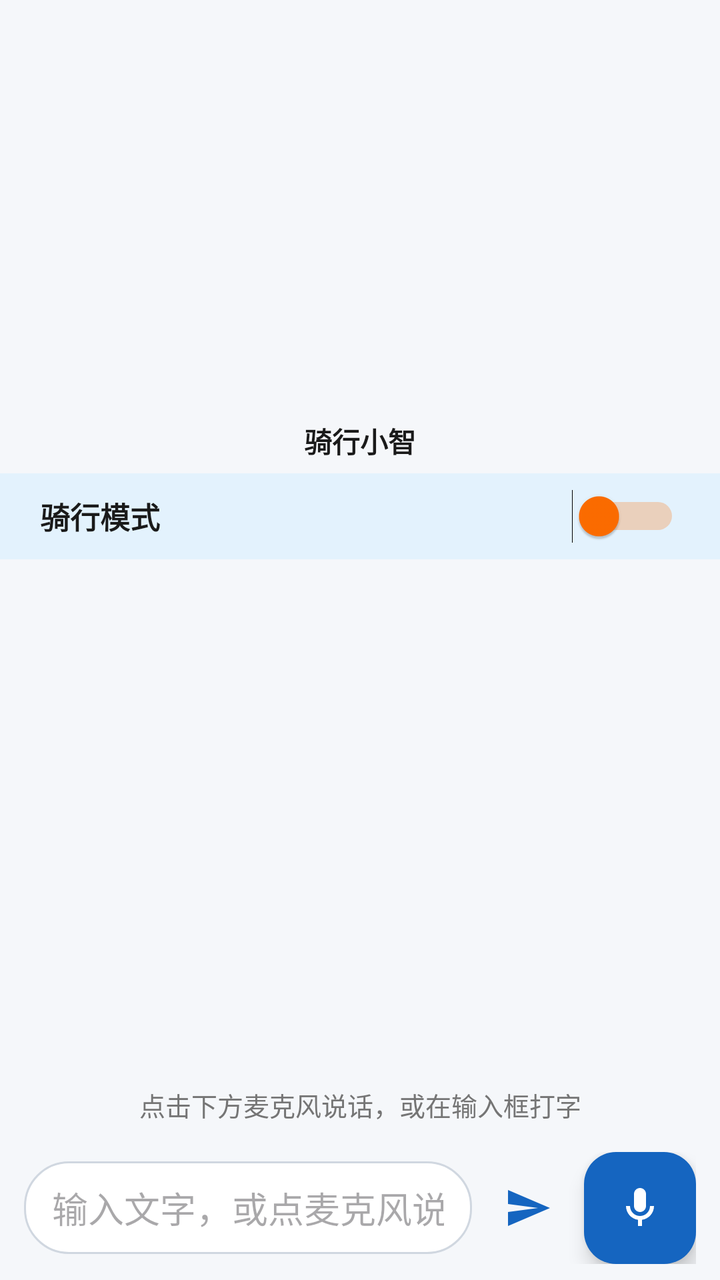
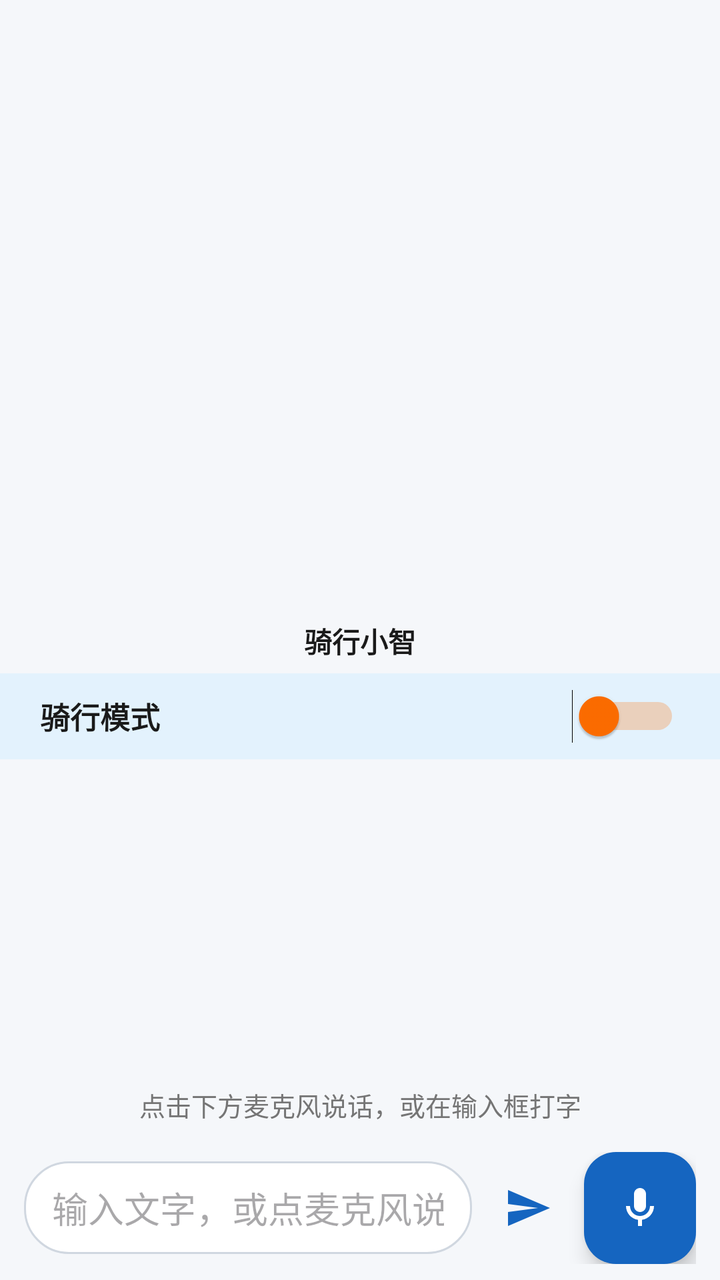

An Android layout rendered at two revisions. The XML below is the earlier revision; the diff shows what the commit changed to produce the second picture.
<!-- AndroidManifest.xml: application theme Theme.RidingCompanion -->
<!-- res/layout/fragment_chat.xml -->
<?xml version="1.0" encoding="utf-8"?>
<LinearLayout xmlns:android="http://schemas.android.com/apk/res/android"
    xmlns:app="http://schemas.android.com/apk/res-auto"
    android:layout_width="match_parent" android:layout_height="match_parent"
    android:orientation="vertical" android:background="@color/bg">

    <FrameLayout android:layout_width="match_parent" android:layout_height="wrap_content"
        android:paddingTop="8dp" android:paddingBottom="2dp" android:clipChildren="false">
        <View android:id="@+id/avatarGlow" android:layout_width="200dp" android:layout_height="200dp"
            android:layout_gravity="center" android:background="@drawable/bg_avatar_glow" android:alpha="0" />
        <FrameLayout android:id="@+id/avatarContainer" android:layout_width="200dp"
            android:layout_height="wrap_content" android:layout_gravity="center">
            <ImageView android:id="@+id/avatarClosed" android:layout_width="match_parent"
                android:layout_height="wrap_content" android:adjustViewBounds="true"
                android:contentDescription="虚拟形象闭嘴" />
            <ImageView android:id="@+id/avatarOpen" android:layout_width="match_parent"
                android:layout_height="wrap_content" android:adjustViewBounds="true"
                android:alpha="0" android:contentDescription="虚拟形象张嘴" />
        </FrameLayout>
    </FrameLayout>

    <TextView android:id="@+id/avatarName" android:layout_width="match_parent" android:layout_height="wrap_content"
        android:gravity="center" android:text="骑行小智" android:textSize="14sp" android:textStyle="bold"
        android:textColor="@color/text_primary" android:paddingBottom="6dp" />

    <LinearLayout android:layout_width="match_parent" android:layout_height="wrap_content"
        android:orientation="horizontal" android:gravity="center_vertical"
        android:paddingHorizontal="20dp" android:paddingVertical="8dp" android:background="#E3F2FD">
        <TextView android:layout_width="0dp" android:layout_height="wrap_content" android:layout_weight="1"
            android:text="@string/cycling_label" android:textSize="15sp" android:textColor="@color/text_primary" android:textStyle="bold" />
        <Switch android:id="@+id/cyclingSwitch" android:layout_width="wrap_content" android:layout_height="wrap_content"
            android:thumbTint="@color/cycling_accent" android:trackTint="@color/cycling_accent" />
    </LinearLayout>

    <androidx.recyclerview.widget.RecyclerView android:id="@+id/chatList"
        android:layout_width="match_parent" android:layout_height="0dp" android:layout_weight="1"
        android:clipToPadding="false" android:paddingHorizontal="12dp" android:paddingVertical="8dp" />

    <TextView android:id="@+id/statusText" android:layout_width="match_parent" android:layout_height="wrap_content"
        android:gravity="center" android:paddingVertical="6dp" android:text="@string/status_idle"
        android:textColor="@color/text_secondary" android:textSize="13sp" />

    <LinearLayout android:layout_width="match_parent" android:layout_height="wrap_content"
        android:orientation="horizontal" android:gravity="center_vertical"
        android:paddingHorizontal="12dp" android:paddingVertical="8dp">

        <EditText android:id="@+id/etInput"
            android:layout_width="0dp" android:layout_height="wrap_content"
            android:layout_weight="1" android:minHeight="44dp"
            android:hint="@string/chat_input_hint"
            android:inputType="text" android:maxLines="4"
            android:background="@drawable/bg_input_round"
            android:paddingHorizontal="14dp" android:paddingVertical="10dp"
            android:autofillHints="" />

        <ImageButton android:id="@+id/btnSend"
            android:layout_width="44dp" android:layout_height="44dp"
            android:layout_marginStart="6dp" android:contentDescription="@string/chat_send"
            android:src="@drawable/ic_send" android:tint="@color/primary"
            android:background="?attr/selectableItemBackgroundBorderless"
            android:scaleType="centerInside" />

        <com.google.android.material.floatingactionbutton.FloatingActionButton android:id="@+id/micButton"
            android:layout_width="wrap_content" android:layout_height="wrap_content"
            android:layout_marginStart="6dp"
            app:fabSize="mini" android:contentDescription="麦克风"
            app:srcCompat="@drawable/ic_mic" app:backgroundTint="@color/primary" app:tint="@color/white" />
    </LinearLayout>
</LinearLayout>
<!-- resources referenced by this layout -->
<resources>
  <color name="bg">#F5F7FA</color>
  <color name="cycling_accent">#FF6D00</color>
  <color name="primary">#1565C0</color>
  <color name="text_primary">#1A1A1A</color>
  <color name="text_secondary">#757575</color>
  <color name="white">#FFFFFF</color>
  <!-- drawable bg_avatar_glow (drawable) -->
  <?xml version="1.0" encoding="utf-8"?>
  <shape xmlns:android="http://schemas.android.com/apk/res/android"
      android:shape="oval">
      <gradient
          android:type="radial"
          android:gradientRadius="55dp"
          android:startColor="#667C4DFF"
          android:centerColor="#337C4DFF"
          android:endColor="#007C4DFF" />
  </shape>
  <!-- drawable bg_input_round (drawable) -->
  <?xml version="1.0" encoding="utf-8"?>
  <shape xmlns:android="http://schemas.android.com/apk/res/android" android:shape="rectangle">
      <solid android:color="#FFFFFF" />
      <corners android:radius="22dp" />
      <stroke android:width="1dp" android:color="#D0D7E0" />
  </shape>
  <!-- drawable ic_mic (drawable) -->
  <?xml version="1.0" encoding="utf-8"?>
  <vector xmlns:android="http://schemas.android.com/apk/res/android"
      android:width="24dp" android:height="24dp"
      android:viewportWidth="24" android:viewportHeight="24">
      <path android:fillColor="#FFFFFF"
          android:pathData="M12,14c1.66,0 3,-1.34 3,-3V5c0,-1.66 -1.34,-3 -3,-3S9,3.34 9,5v6c0,1.66 1.34,3 3,3zM17,11c0,2.76 -2.24,5 -5,5s-5,-2.24 -5,-5H5c0,3.53 2.61,6.43 6,6.92V21h2v-3.08c3.39,-0.49 6,-3.39 6,-6.92h-2z" />
  </vector>
  <!-- drawable ic_send (drawable) -->
  <?xml version="1.0" encoding="utf-8"?>
  <vector xmlns:android="http://schemas.android.com/apk/res/android"
      android:width="24dp" android:height="24dp"
      android:viewportWidth="24" android:viewportHeight="24">
      <path android:fillColor="#FF000000"
          android:pathData="M2.01,21L23,12 2.01,3 2,10l15,2 -15,2z" />
  </vector>
  <string name="chat_input_hint">输入文字，或点麦克风说话</string>
  <string name="chat_send">发送</string>
  <string name="cycling_label">骑行模式</string>
  <string name="status_idle">点击下方麦克风说话，或在输入框打字</string>
  <style name="Theme.RidingCompanion" parent="Theme.Material3.DayNight.NoActionBar">
          <item name="colorPrimary">@color/primary</item>
          <item name="colorPrimaryDark">@color/primary_dark</item>
          <item name="colorSecondary">@color/accent</item>
          <item name="android:statusBarColor">@color/primary_dark</item>
      </style>
  <color name="primary_dark">#0D47A1</color>
  <color name="accent">#00BFA5</color>
</resources>

<!-- the commit's change to res/layout/fragment_chat.xml (unified diff, before → after) -->
@@ -6,16 +6,20 @@
 
     <FrameLayout android:layout_width="match_parent" android:layout_height="wrap_content"
         android:paddingTop="8dp" android:paddingBottom="2dp" android:clipChildren="false">
-        <View android:id="@+id/avatarGlow" android:layout_width="200dp" android:layout_height="200dp"
+        <View android:id="@+id/avatarGlow" android:layout_width="220dp" android:layout_height="220dp"
             android:layout_gravity="center" android:background="@drawable/bg_avatar_glow" android:alpha="0" />
-        <FrameLayout android:id="@+id/avatarContainer" android:layout_width="200dp"
-            android:layout_height="wrap_content" android:layout_gravity="center">
+        <FrameLayout android:id="@+id/avatarContainer" android:layout_width="220dp"
+            android:layout_height="300dp" android:layout_gravity="center" android:clipChildren="false">
             <ImageView android:id="@+id/avatarClosed" android:layout_width="match_parent"
-                android:layout_height="wrap_content" android:adjustViewBounds="true"
+                android:layout_height="match_parent" android:scaleType="fitCenter"
+                android:adjustViewBounds="true"
                 android:contentDescription="虚拟形象闭嘴" />
             <ImageView android:id="@+id/avatarOpen" android:layout_width="match_parent"
-                android:layout_height="wrap_content" android:adjustViewBounds="true"
+                android:layout_height="match_parent" android:scaleType="fitCenter"
+                android:adjustViewBounds="true"
                 android:alpha="0" android:contentDescription="虚拟形象张嘴" />
+            <WebView android:id="@+id/live2dView" android:layout_width="match_parent"
+                android:layout_height="match_parent" android:visibility="gone" />
         </FrameLayout>
     </FrameLayout>
 
